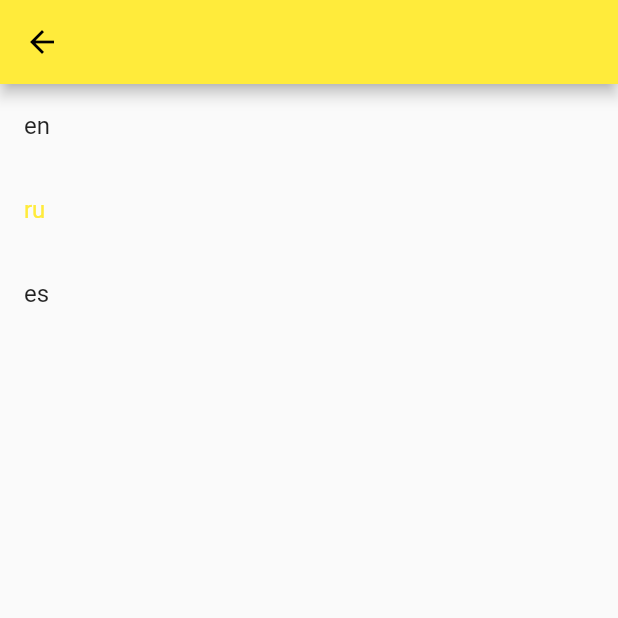
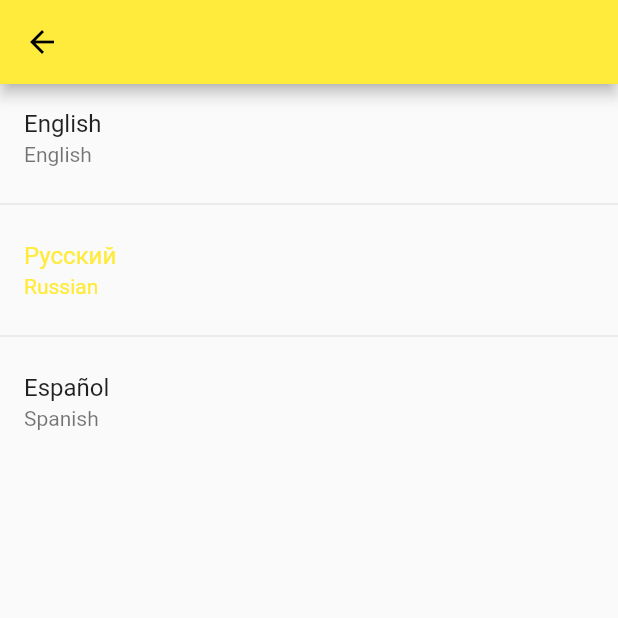
Before and after one commit to MariyaVik/provider-counter-theme-localization, a Flutter app: the LanguageScreen screen opened by its route, on a phone screen of 412 x 824 dp, the top half of it. Run offline on Flutter 3.47's test engine with Material 2 defaults, Android fonts, the phone set to English and light mode, and no system bars; generated files the repository leaves out were written again.

Commit message:
ListTile of languages

```diff
--- a/l10n/app_en.arb
+++ b/l10n/app_en.arb
@@ -1 +1,4 @@
-{"instruction" : "You have pushed the button this many times:"}
+{"instruction" : "You have pushed the button this many times:",
+"language": "English",
+"language_en": "English"
+}
--- a/l10n/app_es.arb
+++ b/l10n/app_es.arb
@@ -1 +1,3 @@
-{"instruction" : "Presiona el botón:"}
+{"instruction" : "Presiona el botón:",
+"language": "Español",
+"language_en": "Spanish"}
--- a/l10n/app_ru.arb
+++ b/l10n/app_ru.arb
@@ -1 +1,3 @@
-{"instruction" : "Нажимай на кнопку:"}
+{"instruction" : "Нажимай на кнопку:",
+"language": "Русский",
+"language_en": "Russian"}
--- a/lib/ui/language_setting.dart
+++ b/lib/ui/language_setting.dart
@@ -2,30 +2,29 @@ import 'package:flutter/material.dart';
 import 'package:provider/provider.dart';
 import 'package:provider_simple_counter/common/locale_model.dart';
 import 'package:provider_simple_counter/common/localization.dart';
+import 'package:flutter_gen/gen_l10n/app_localizations.dart';
 
 class LanguageScreen extends StatelessWidget {
   const LanguageScreen({Key? key}) : super(key: key);
 
   @override
   Widget build(BuildContext context) {
-    final languagesList = [];
-
     return Scaffold(
       appBar: AppBar(),
-      body: ListView.builder(
+      body: ListView.separated(
         itemBuilder: (context, index) {
+          var locale = Localization.supportedLocales[index];
           return ListTile(
-            title: Text('${Localization.supportedLocales[index]}'),
+            title: Text(lookupAppLocalizations(locale).language),
+            subtitle: Text(lookupAppLocalizations(locale).language_en),
             onTap: () {
-              context
-                  .read<LocaleModel>()
-                  .changeLocale(Localization.supportedLocales[index]);
+              context.read<LocaleModel>().changeLocale(locale);
             },
-            selected: context.watch<LocaleModel>().currentLocale ==
-                Localization.supportedLocales[index],
+            selected: context.watch<LocaleModel>().currentLocale == locale,
           );
         },
         itemCount: Localization.supportedLocales.length,
+        separatorBuilder: (BuildContext context, int index) => const Divider(),
       ),
     );
   }
```
